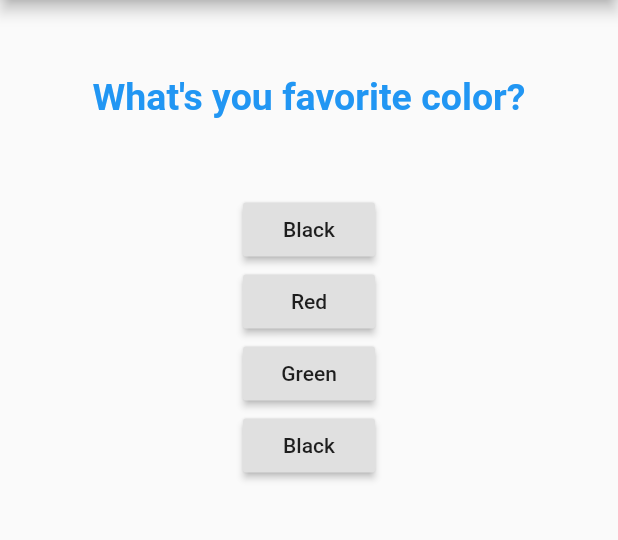
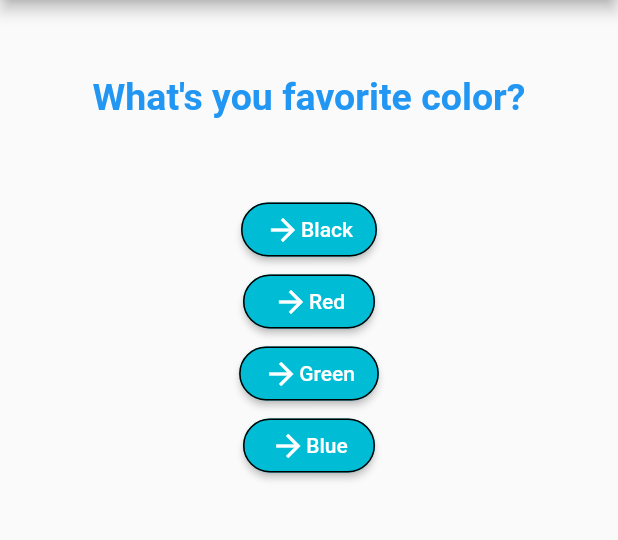
Before and after one commit to Rahul-247/Flutter-Complete-Guide, a Flutter app: the screen it shows after launch, on a phone screen of 412 x 824 dp, the part 84-624 px from its top. Run offline on Flutter 3.47's test engine with Material 2 defaults, Android fonts, the phone set to English and light mode, and no system bars.

Commit message:
Modified UI

```diff
--- a/lib/answer.dart
+++ b/lib/answer.dart
@@ -3,15 +3,29 @@ import 'package:flutter/material.dart';
 class Answer extends StatelessWidget {
   final Function selectHandler;
   final String answerText;
+  final iconArray = [];
 
   Answer(this.selectHandler, this.answerText);
   @override
   Widget build(BuildContext context) {
-    return Container(
-      child: RaisedButton(
-        child: Text(answerText),
-        onPressed: selectHandler,
+    return RaisedButton(
+      child: Row(
+        mainAxisSize: MainAxisSize.min,
+        children: <Widget>[
+          Icon(Icons.arrow_forward),
+          Text(answerText),
+        ],
       ),
+      color: Colors.cyan,
+      textColor: Colors.white,
+      onPressed: selectHandler,
+      shape: OutlineInputBorder(
+          borderSide: BorderSide(
+            style: BorderStyle.solid,
+            width: 1.0,
+            color: Colors.black,
+          ),
+          borderRadius: new BorderRadius.circular(20)),
     );
   }
 }
--- a/lib/main.dart
+++ b/lib/main.dart
@@ -1,3 +1,5 @@
+import 'dart:math';
+
 import 'package:flutter/material.dart';
 import 'quiz.dart';
 import 'result.dart';
@@ -14,33 +16,87 @@ class MyApp extends StatefulWidget {
 }
 
 class _MyAppState extends State<MyApp> {
-  var _questionIndex = 0;
   var _questions = [
     {
       'questionText': 'What\'s you favorite color?',
-      'answers': ['Black', 'Red', 'Green', 'Black']
+      'answers': [
+        {
+          'text': 'Black',
+          'score': new Random().nextInt(10) + 1,
+        },
+        {
+          'text': 'Red',
+          'score': new Random().nextInt(10) + 1,
+        },
+        {
+          'text': 'Green',
+          'score': new Random().nextInt(10) + 1,
+        },
+        {
+          'text': 'Blue',
+          'score': new Random().nextInt(10) + 1,
+        }
+      ]
     },
     {
       'questionText': 'What\s you favorite animal?',
-      'answers': ['Rabbit', 'Snake', 'Elephant', 'Lion']
+      'answers': [
+        {
+          'text': 'Rabbit',
+          'score': new Random().nextInt(10) + 1,
+        },
+        {
+          'text': 'Snake',
+          'score': new Random().nextInt(10) + 1,
+        },
+        {
+          'text': 'Elephant',
+          'score': new Random().nextInt(10) + 1,
+        },
+        {
+          'text': 'Lion',
+          'score': new Random().nextInt(10) + 1,
+        }
+      ]
     },
     {
       'questionText': 'What\'s you favorite Tool?',
-      'answers': ['Pliar', 'Stool', 'Screwdriver', 'Pannar']
+      'answers': [
+        {
+          'text': 'Pliar',
+          'score': new Random().nextInt(10) + 1,
+        },
+        {
+          'text': 'Stool',
+          'score': new Random().nextInt(10) + 1,
+        },
+        {
+          'text': 'Screwdriver',
+          'score': new Random().nextInt(10) + 1,
+        },
+        {
+          'text': 'Pannar',
+          'score': new Random().nextInt(10) + 1,
+        }
+      ]
     },
   ];
+
+  var _questionIndex = 0;
+  var _totalScore = 0;
 
   void _resetQuiz() {
     setState(() {
       _questionIndex = 0;
+      _totalScore = 0;
     });
   }
 
-  void _answerQuestion() {
+  void _answerQuestion(int score) {
+    _totalScore += score;
     setState(() {
       _questionIndex += 1;
     });
-    print(_questionIndex);
   }
 
   @override
@@ -69,7 +125,7 @@ class _MyAppState extends State<MyApp> {
                   answerQuestion: _answerQuestion,
                   questionIndex: _questionIndex,
                   questions: _questions)
-              : Result(),
+              : Result(_totalScore),
         ),
       ),
     );
--- a/lib/quiz.dart
+++ b/lib/quiz.dart
@@ -21,8 +21,9 @@ class Quiz extends StatelessWidget {
           questions[questionIndex]['questionText'],
         ),
         SizedBox(height: 50),
-        ...(questions[questionIndex]['answers'] as List<String>).map((answer) {
-          return Answer(answerQuestion, answer);
+        ...(questions[questionIndex]['answers'] as List<Map<String, Object>>)
+            .map((answer) {
+          return Answer(() => answerQuestion(answer['score']), answer['text']);
         }).toList(),
       ],
     );
--- a/lib/result.dart
+++ b/lib/result.dart
@@ -1,16 +1,33 @@
 import 'package:flutter/material.dart';
 
 class Result extends StatelessWidget {
+  int resultScore;
+
+  Result(this.resultScore);
+
+  String totalScoreString = 'You did it With a Score of ';
+
   @override
   Widget build(BuildContext context) {
-    return Center(
-      child: Text(
-        'You did it',
-        style: TextStyle(
-          fontSize: 32,
-          color: Colors.blueAccent,
+    return Column(
+      mainAxisAlignment: MainAxisAlignment.center,
+      crossAxisAlignment: CrossAxisAlignment.center,
+      children: <Widget>[
+        Text(
+          totalScoreString,
+          style: TextStyle(
+            fontSize: 28,
+            color: Colors.blueAccent,
+          ),
         ),
-      ),
+        Text(
+          resultScore.toString(),
+          style: TextStyle(
+            fontSize: 32,
+            color: Colors.lightBlue,
+          ),
+        ),
+      ],
     );
   }
 }
```
